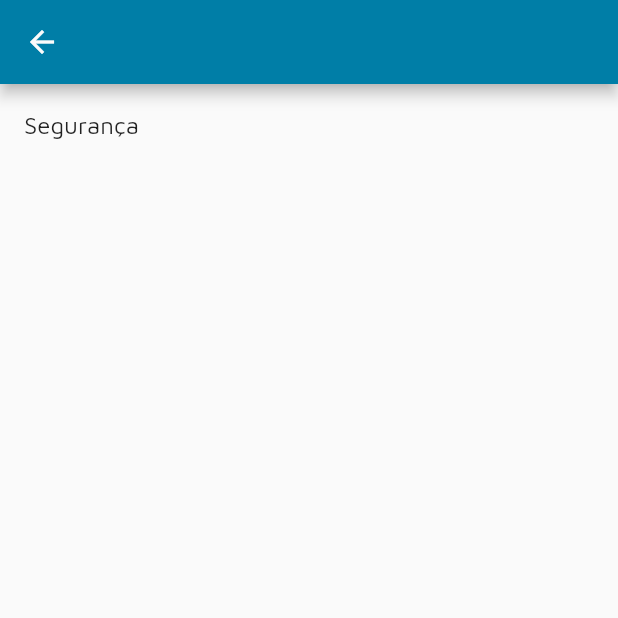
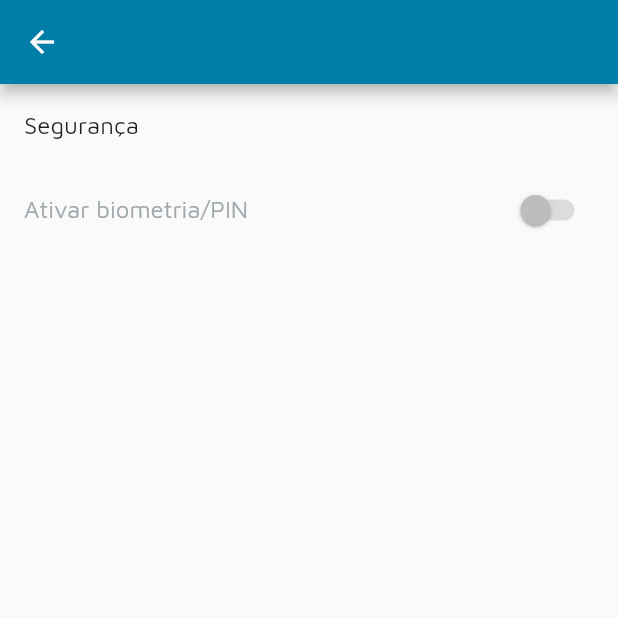
Before and after one commit to proz-tecnologia/PIT01GP08, a Flutter app: the SettingsPage screen opened by its route, on a phone screen of 412 x 824 dp, the top half of it. Run offline on Flutter 3.47's test engine with Material 2 defaults, Android fonts, the phone set to English and light mode, and no system bars; our stand-ins replace cloud_firestore, firebase_auth, firebase_core, firebase_storage, fl_chart, flutter_bloc and 3 more; accounts and stored records are empty.

Commit message:
feat: add selected for biometric.

```diff
--- a/lib/features/page_view/settings/settings_page.dart
+++ b/lib/features/page_view/settings/settings_page.dart
@@ -1,7 +1,7 @@
 //import 'package:financial_app/features/settings/settings_controller.dart';
 import 'package:flutter/material.dart';
 
-//import 'widgets/select_conf_bio.dart';
+import 'widgets/select_conf_bio.dart';
 
 class SettingsPage extends StatelessWidget {
   const SettingsPage({super.key});
@@ -15,7 +15,7 @@ class SettingsPage extends StatelessWidget {
           ListTile(
             title: Text("Segurança"),
           ),
-
+          SelecConfBio(titleSelected: 'Ativar biometria/PIN'),
           //SelecConfBio(titleSelected: 'Login com email'),
         ],
       ),
```
